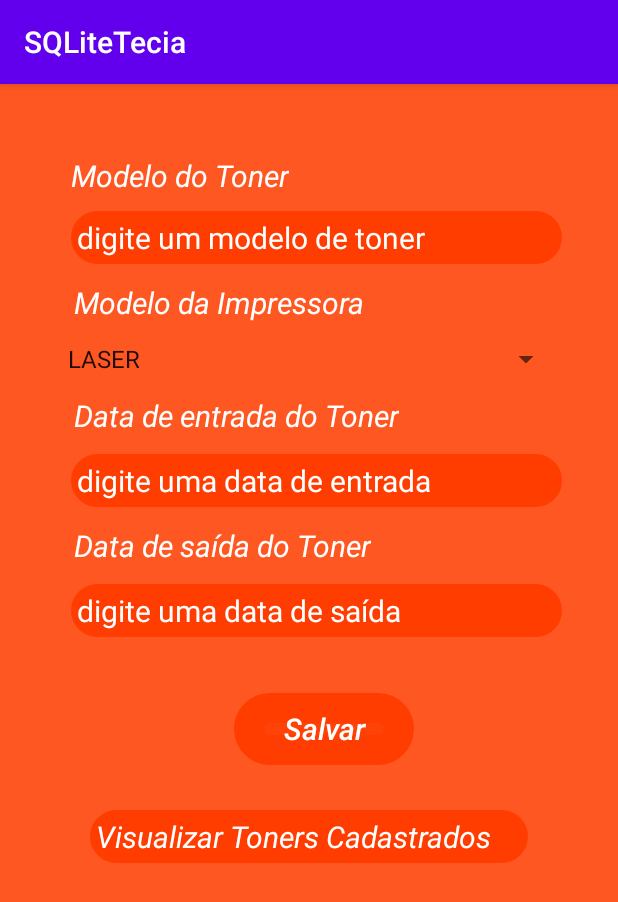
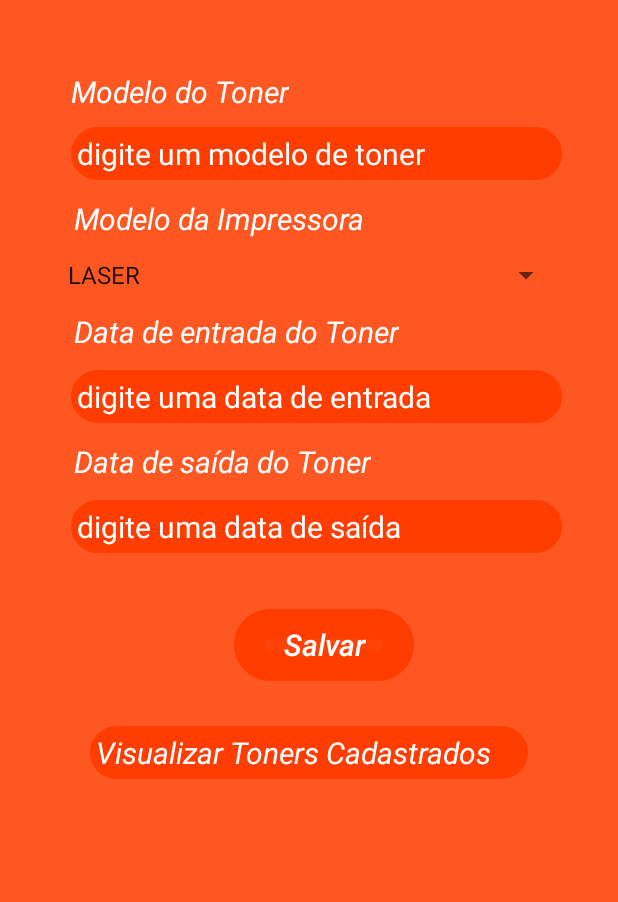
Before and after one commit to mvvitor/ProjetoSQLite, an Android app: the screen it shows after launch (MainActivity), on a phone screen of 412 x 824 dp. Shown: the top 902 px of the screen. Run offline under Robolectric (Android 15) with nearby library versions, the phone set to English and light mode, and no system bars.

Commit message:
concertando os erros

```diff
--- a/app/src/main/java/com/example/sqlitetecia/MainActivity.java
+++ b/app/src/main/java/com/example/sqlitetecia/MainActivity.java
@@ -43,7 +43,7 @@ public class MainActivity extends AppCompatActivity implements View.OnClickListe
         btnSalvar = findViewById(R.id.btnSalvar);
 
         lblVisualizaToners.setOnClickListener(this);
-
+        btnSalvar.setOnClickListener(this);
         //Criando banco de dados
 
         meuBancoDeDados = openOrCreateDatabase(NOME_BANCO_DE_DADOS, MODE_PRIVATE, null);
@@ -98,7 +98,7 @@ public class MainActivity extends AppCompatActivity implements View.OnClickListe
     private void criarTabelaToner() {
         meuBancoDeDados.execSQL(
                 "CREATE TABLE IF NOT EXISTS Toner (" +
-                        "id_toner int PRIMARY KEY AUTOINCREMENT," +
+                        "id_toner integer PRIMARY KEY AUTOINCREMENT," +
                         "nomeToner varchar(10) NOT NULL," +
                         "nomeSpnImpressoras varchar(10) NOT NULL," +
                         "nomeEntrada datetime NOT NULL," +
--- a/app/src/main/res/values/styles.xml
+++ b/app/src/main/res/values/styles.xml
@@ -7,4 +7,10 @@
         <item name="colorAccent">@color/colorAccent</item>
     </style>
 
+    <style name="temaSemBarra" parent="Theme.AppCompat.Light.NoActionBar">
+        <!-- Customize your theme here. -->
+        <item name="colorPrimary">@color/colorPrimary</item>
+        <item name="colorPrimaryDark">@color/colorPrimaryDark</item>
+        <item name="colorAccent">@color/colorAccent</item>
+    </style>
 </resources>
```
Also changed, not shown: app/src/main/AndroidManifest.xml (+6 -2 lines).
